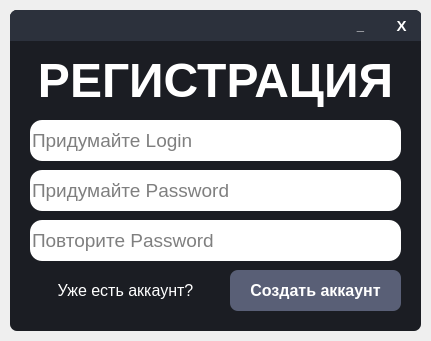
Above: VK_Bot/Registration_Window/registration_window.ui from otaboyevsardorbek1/VK-Bot-ru before the change. Below: the same form after it.
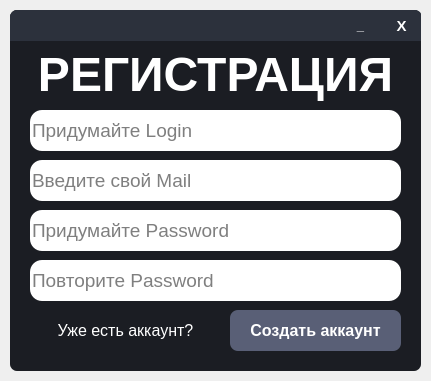
That is the form after the change. Icons and pictures are not drawn.

Diff of the .ui file:
```diff
--- a/VK_Bot/Registration_Window/registration_window.ui
+++ b/VK_Bot/Registration_Window/registration_window.ui
@@ -7,7 +7,7 @@
     <x>0</x>
     <y>0</y>
     <width>431</width>
-    <height>341</height>
+    <height>381</height>
    </rect>
   </property>
   <property name="windowTitle">
@@ -20,7 +20,7 @@
       <x>10</x>
       <y>10</y>
       <width>411</width>
-      <height>321</height>
+      <height>361</height>
      </rect>
     </property>
     <property name="styleSheet">
@@ -142,7 +142,7 @@
      <property name="geometry">
       <rect>
        <x>20</x>
-       <y>40</y>
+       <y>34</y>
        <width>371</width>
        <height>61</height>
       </rect>
@@ -180,7 +180,7 @@
      <property name="geometry">
       <rect>
        <x>20</x>
-       <y>110</y>
+       <y>100</y>
        <width>371</width>
        <height>41</height>
       </rect>
@@ -218,7 +218,7 @@
      <property name="geometry">
       <rect>
        <x>20</x>
-       <y>160</y>
+       <y>200</y>
        <width>331</width>
        <height>41</height>
       </rect>
@@ -262,7 +262,7 @@
      <property name="geometry">
       <rect>
        <x>220</x>
-       <y>260</y>
+       <y>300</y>
        <width>171</width>
        <height>41</height>
       </rect>
@@ -300,7 +300,7 @@
      <property name="geometry">
       <rect>
        <x>45</x>
-       <y>270</y>
+       <y>310</y>
        <width>141</width>
        <height>21</height>
       </rect>
@@ -339,7 +339,7 @@
      <property name="geometry">
       <rect>
        <x>350</x>
-       <y>160</y>
+       <y>200</y>
        <width>41</width>
        <height>41</height>
       </rect>
@@ -372,7 +372,7 @@
      <property name="geometry">
       <rect>
        <x>20</x>
-       <y>210</y>
+       <y>250</y>
        <width>331</width>
        <height>41</height>
       </rect>
@@ -416,7 +416,7 @@
      <property name="geometry">
       <rect>
        <x>350</x>
-       <y>210</y>
+       <y>250</y>
        <width>41</width>
        <height>41</height>
       </rect>
@@ -445,6 +445,44 @@
       </size>
      </property>
     </widget>
+    <widget class="QLineEdit" name="MailLineEdit">
+     <property name="geometry">
+      <rect>
+       <x>20</x>
+       <y>150</y>
+       <width>371</width>
+       <height>41</height>
+      </rect>
+     </property>
+     <property name="font">
+      <font>
+       <pointsize>14</pointsize>
+      </font>
+     </property>
+     <property name="styleSheet">
+      <string notr="true">QLineEdit{
+	border-radius: 12px;
+}</string>
+     </property>
+     <property name="inputMethodHints">
+      <set>Qt::ImhNone</set>
+     </property>
+     <property name="inputMask">
+      <string/>
+     </property>
+     <property name="text">
+      <string/>
+     </property>
+     <property name="frame">
+      <bool>false</bool>
+     </property>
+     <property name="placeholderText">
+      <string>Введите свой Mail</string>
+     </property>
+     <property name="cursorMoveStyle">
+      <enum>Qt::LogicalMoveStyle</enum>
+     </property>
+    </widget>
    </widget>
   </widget>
  </widget>
```
